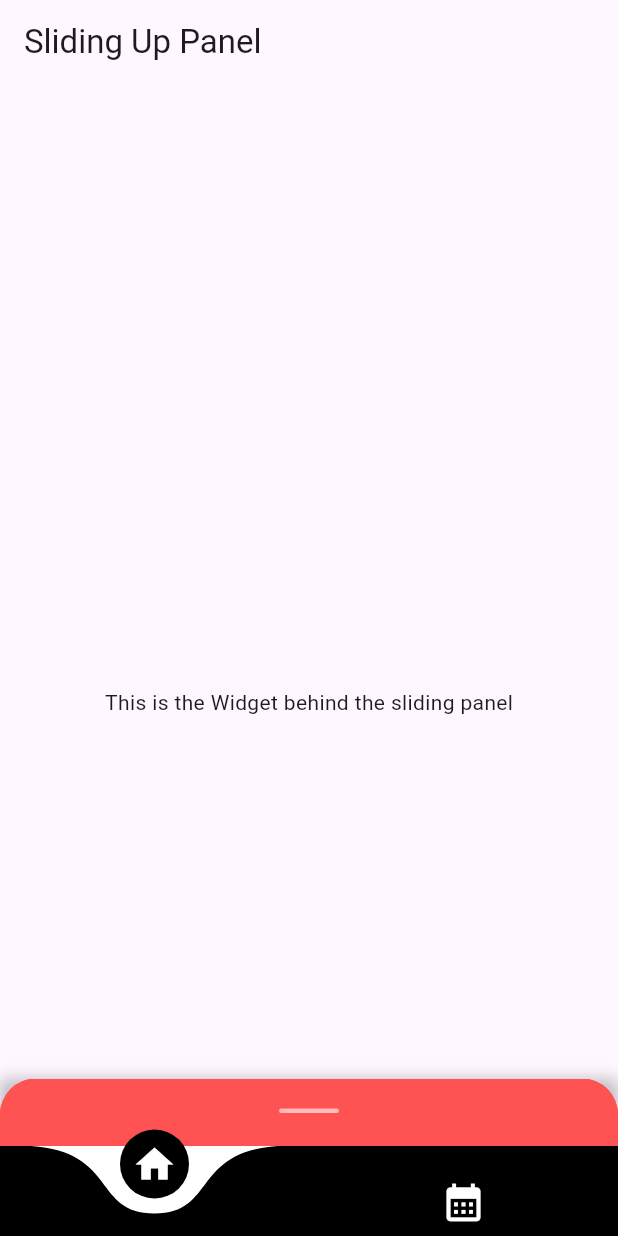
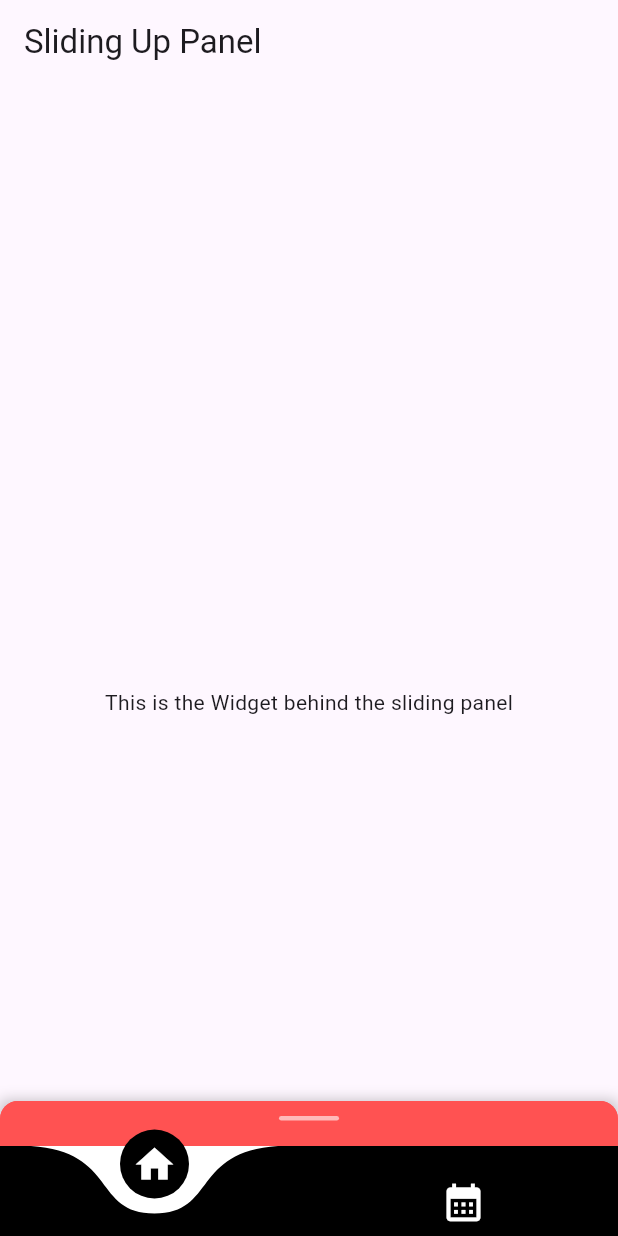
Before and after one commit to legendarycoconutkai/hackathon_x_project, a Flutter app: the screen it shows after launch, on a phone screen of 412 x 824 dp. Run offline on Flutter 3.47's test engine with Material 3 defaults, Android fonts, the phone set to English and light mode, and no system bars; drawn by our look-alikes of curved_navigation_bar, sliding_up_panel; our stand-ins replace table_calendar.

Commit message:
beautify sliding up panel

```diff
--- a/lib/page/home.dart
+++ b/lib/page/home.dart
@@ -18,11 +18,11 @@ class _HomeState extends State<Home> {
       body:
       SlidingUpPanel(
         color: Colors.transparent,
-        minHeight: 45,
+        minHeight: 30,
         panel: Container(
           decoration: const BoxDecoration(
             color: Colors.redAccent, // background color of panel
-            borderRadius: BorderRadius.only(topLeft: Radius.circular(24.0), topRight: Radius.circular(24.0),), // rounded corners of panel
+            borderRadius: BorderRadius.only(topLeft: Radius.circular(12.0), topRight: Radius.circular(12.0),), // rounded corners of panel
           ),
           child: const Column(
             mainAxisSize: MainAxisSize.min,
@@ -39,7 +39,7 @@ class _HomeState extends State<Home> {
         collapsed: Container(
           decoration: const BoxDecoration(
             color: Colors.redAccent,
-            borderRadius: BorderRadius.only(topLeft: Radius.circular(24.0), topRight: Radius.circular(24.0),),
+            borderRadius: BorderRadius.only(topLeft: Radius.circular(12.0), topRight: Radius.circular(12.0),),
           ),
           child: const Column(
             mainAxisSize: MainAxisSize.min,
@@ -64,7 +64,7 @@ class BarIndicator extends StatelessWidget {
   @override
   Widget build(BuildContext context) {
     return Padding(
-      padding: const EdgeInsets.all(20),
+      padding: const EdgeInsets.all(10),
       child: Container(
         width: 40, height: 3,
         decoration: const BoxDecoration(
```
